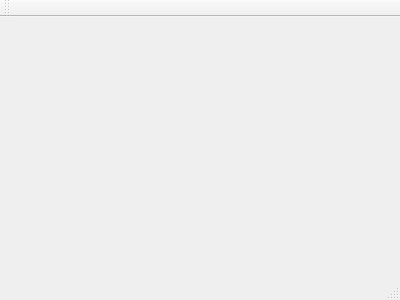
First picture: the form in mainwindow.ui, repository ottokafka/shapesQT, before the edit.
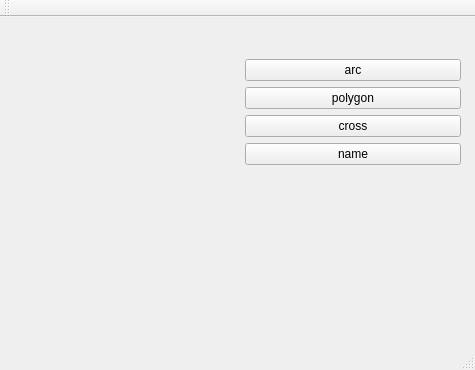
Second picture: the form after the edit. Custom widgets are drawn as their Qt base class.

Diff of the .ui file:
```diff
--- a/mainwindow.ui
+++ b/mainwindow.ui
@@ -1,24 +1,108 @@
 <ui version="4.0">
  <class>MainWindow</class>
- <widget class="QMainWindow" name="MainWindow" >
-  <property name="geometry" >
+ <widget class="QMainWindow" name="MainWindow">
+  <property name="geometry">
    <rect>
     <x>0</x>
     <y>0</y>
-    <width>400</width>
-    <height>300</height>
+    <width>475</width>
+    <height>370</height>
    </rect>
   </property>
   <property name="windowTitle" >
    <string>MainWindow</string>
   </property>
-  <widget class="QMenuBar" name="menuBar" />
-  <widget class="QToolBar" name="mainToolBar" />
-  <widget class="QWidget" name="centralWidget" />
-  <widget class="QStatusBar" name="statusBar" />
+  <widget class="QWidget" name="centralWidget">
+   <widget class="QWidget" name="">
+    <property name="geometry">
+     <rect>
+      <x>11</x>
+      <y>31</y>
+      <width>461</width>
+      <height>271</height>
+     </rect>
+    </property>
+    <layout class="QHBoxLayout" name="horizontalLayout">
+     <item>
+      <widget class="RenderArea" name="renderArea" native="true"/>
+     </item>
+     <item>
+      <layout class="QVBoxLayout" name="verticalLayout">
+       <item>
+        <widget class="QPushButton" name="btnArc">
+         <property name="text">
+          <string>arc</string>
+         </property>
+        </widget>
+       </item>
+       <item>
+        <widget class="QPushButton" name="btnPolygon">
+         <property name="text">
+          <string>polygon</string>
+         </property>
+        </widget>
+       </item>
+       <item>
+        <widget class="QPushButton" name="btnCross">
+         <property name="text">
+          <string>cross</string>
+         </property>
+        </widget>
+       </item>
+       <item>
+        <widget class="QPushButton" name="btnName">
+         <property name="text">
+          <string>name</string>
+         </property>
+        </widget>
+       </item>
+       <item>
+        <spacer name="verticalSpacer">
+         <property name="orientation">
+          <enum>Qt::Vertical</enum>
+         </property>
+         <property name="sizeHint" stdset="0">
+          <size>
+           <width>20</width>
+           <height>40</height>
+          </size>
+         </property>
+        </spacer>
+       </item>
+      </layout>
+     </item>
+    </layout>
+   </widget>
+  </widget>
+  <widget class="QMenuBar" name="menuBar">
+   <property name="geometry">
+    <rect>
+     <x>0</x>
+     <y>0</y>
+     <width>475</width>
+     <height>22</height>
+    </rect>
+   </property>
+  </widget>
+  <widget class="QToolBar" name="mainToolBar">
+   <attribute name="toolBarArea">
+    <enum>TopToolBarArea</enum>
+   </attribute>
+   <attribute name="toolBarBreak">
+    <bool>false</bool>
+   </attribute>
+  </widget>
+  <widget class="QStatusBar" name="statusBar"/>
  </widget>
- <layoutDefault spacing="6" margin="11" />
- <pixmapfunction></pixmapfunction>
+ <layoutdefault spacing="6" margin="11"/>
+ <customwidgets>
+  <customwidget>
+   <class>RenderArea</class>
+   <extends>QWidget</extends>
+   <header>renderarea.h</header>
+   <container>1</container>
+  </customwidget>
+ </customwidgets>
  <resources/>
  <connections/>
 </ui>
```
Left out of the diff: 3 changed lines with no effect on the pictures.
